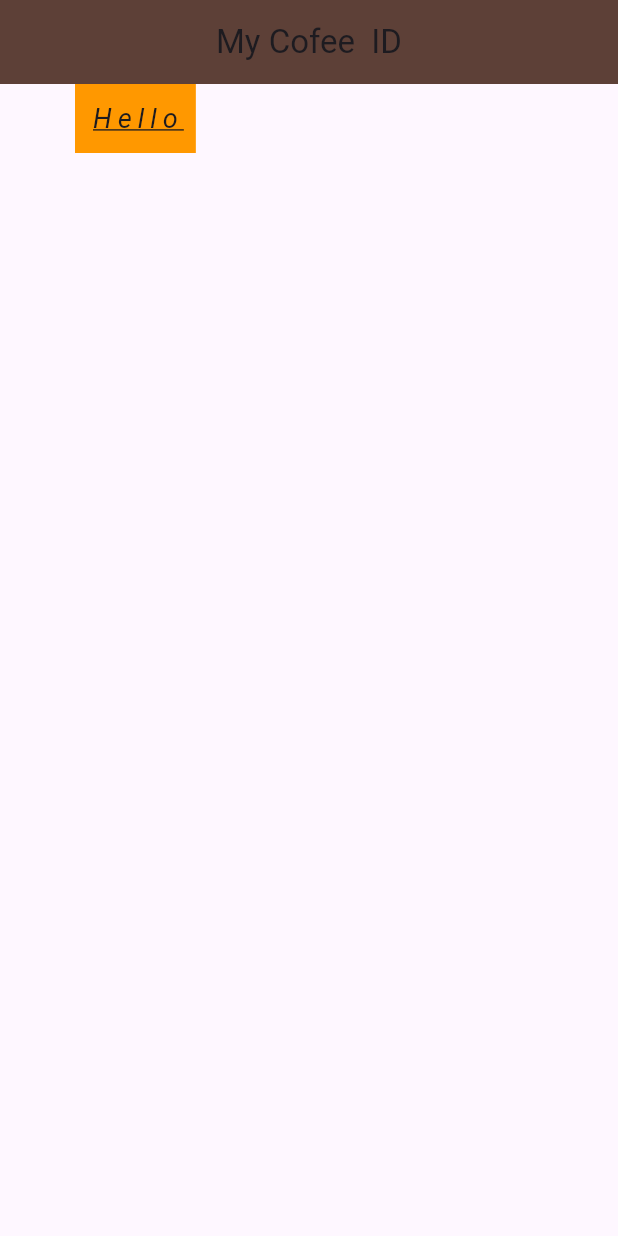
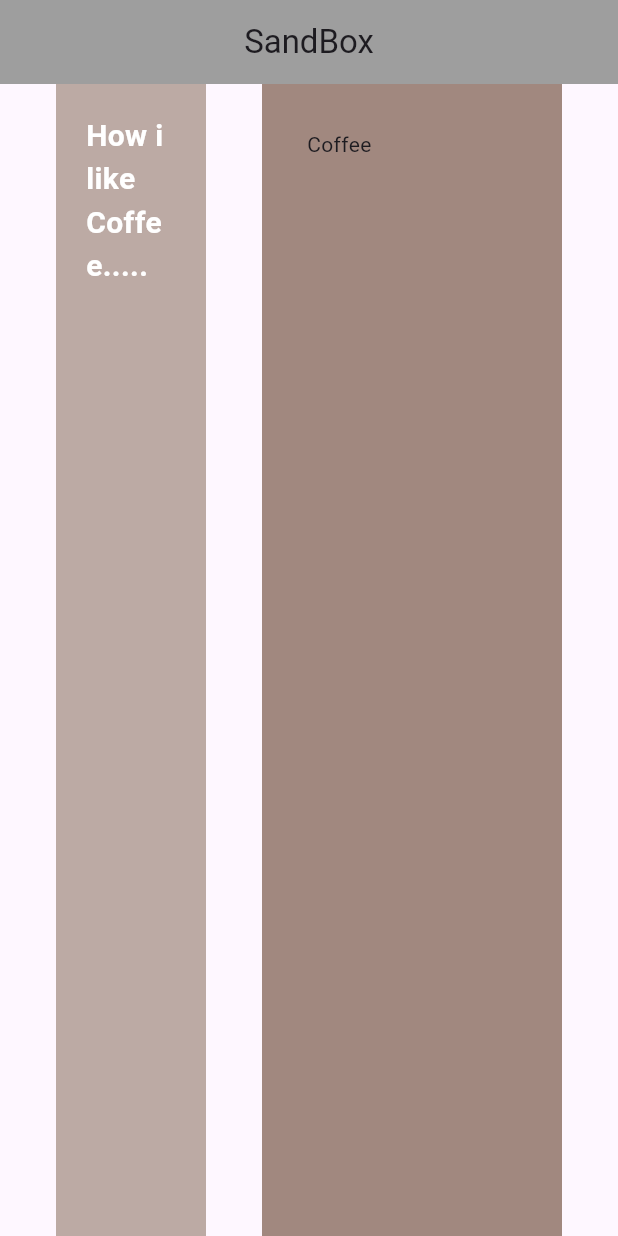
Before and after one commit to Kiash254/Flutter-crash, a Flutter app: the screen it shows after launch, on a phone screen of 412 x 824 dp. Run offline on Flutter 3.47's test engine with Material 3 defaults, Android fonts, the phone set to English and light mode, and no system bars.

Commit message:
added new data

```diff
--- /dev/null
+++ b/lib/home.dart
@@ -0,0 +1,18 @@
+import 'package:flutter/material.dart';
+
+class Home extends StatelessWidget {
+  const Home({super.key});
+
+  @override
+  Widget build(BuildContext context) {
+    return  Scaffold(
+      appBar: AppBar(
+        title: const Text('My Cofee  ID'),
+        backgroundColor: Colors.brown[700 ],
+        centerTitle: true,
+
+      ),
+      body:Text('Hello World'),
+    );
+  }
+}
--- a/lib/main.dart
+++ b/lib/main.dart
@@ -1,36 +1,49 @@
+import 'package:coffee_card/home.dart';
 import 'package:flutter/material.dart';
+
 
 void main() {
   runApp(MaterialApp(
-    home: Scaffold(
-      appBar: AppBar(
-        title: const Text('My Cofee  ID'),
-        backgroundColor: Colors.brown[700 ],
-        centerTitle: true,
-
-      ),
-      body:const Home(),
-    ),
+    home:Sandbox()
   ));
 }
 
-class Home extends StatelessWidget {
-  const Home({super.key});
+class Sandbox extends StatelessWidget {
+  const Sandbox({super.key});
 
   @override
   Widget build(BuildContext context) {
-    return Container(
-      color: Colors.orange,
-     padding: const EdgeInsets.all(10),
-     margin: const EdgeInsets.only(left:50),
-      child: Text('Hello',
-      style: TextStyle(
-        fontSize: 18,
-        letterSpacing: 4,
-        decoration: TextDecoration.underline,
-        fontStyle: FontStyle.italic
+    return  Scaffold(
+      appBar: AppBar(
+        title: Text('SandBox'),
+        backgroundColor: Colors.grey,
+        centerTitle: true,
       ),
-      ),
+      body: Row(
+        crossAxisAlignment: CrossAxisAlignment.stretch,
+        mainAxisAlignment: MainAxisAlignment.spaceEvenly,
+
+        children: [
+          Container(
+            width: 100,
+            color: Colors.brown[200],
+            padding: EdgeInsets.all(20),
+            child: const Text('How i like  Coffee.....',style: TextStyle(
+              color: Colors.white,
+              fontWeight: FontWeight.bold,
+              fontSize: 20
+            ),),
+          ),
+           Container(
+            width: 200,
+            color: Colors.brown[300],
+            padding: EdgeInsets.all(30),
+            child: const Text('Coffee'),
+          ),
+
+
+        ],
+      )
     );
   }
 }
```
